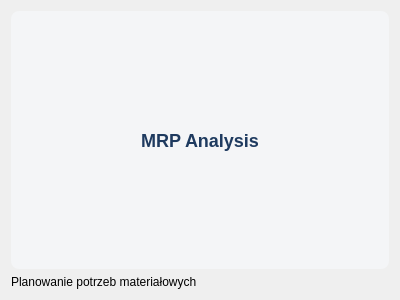
The window that ui/MRPView.ui (MagdaOleksandrTeam/ProductionPlanner) describes before a commit, drawn with Qt 5.
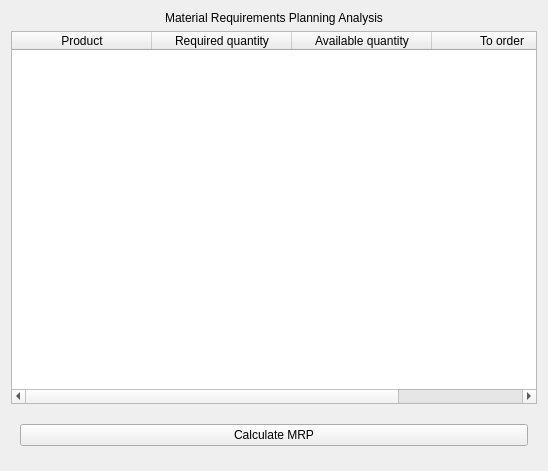
The same window after the commit.

Commit message: added QSS style file, product and machine layout, css adjustments

The edit to the form file:
```diff
--- a/ui/MRPView.ui
+++ b/ui/MRPView.ui
@@ -6,8 +6,8 @@
    <rect>
     <x>0</x>
     <y>0</y>
-    <width>400</width>
-    <height>300</height>
+    <width>548</width>
+    <height>471</height>
    </rect>
   </property>
   <property name="windowTitle">
@@ -17,20 +17,16 @@
    <item>
     <widget class="QLabel" name="title">
      <property name="sizePolicy">
-      <sizepolicy hsizetype="Expanding" vsizetype="Expanding">
+      <sizepolicy hsizetype="Expanding" vsizetype="Fixed">
        <horstretch>0</horstretch>
        <verstretch>0</verstretch>
       </sizepolicy>
      </property>
      <property name="styleSheet">
-      <string notr="true">font-size: 18px;
-font-weight: bold;
-color: #1E3A5F;
-background-color: #F4F5F7;
-border-radius: 8px;</string>
+      <string notr="true"/>
      </property>
      <property name="text">
-      <string>MRP Analysis</string>
+      <string>Material Requirements Planning Analysis</string>
      </property>
      <property name="alignment">
       <set>Qt::AlignmentFlag::AlignCenter</set>
@@ -38,10 +34,61 @@
     </widget>
    </item>
    <item>
-    <widget class="QLabel" name="label_2">
-     <property name="text">
-      <string>Planowanie potrzeb materiałowych</string>
+    <widget class="QTableWidget" name="tableMRP">
+     <property name="editTriggers">
+      <set>QAbstractItemView::EditTrigger::NoEditTriggers</set>
      </property>
+     <property name="selectionBehavior">
+      <enum>QAbstractItemView::SelectionBehavior::SelectRows</enum>
+     </property>
+     <attribute name="horizontalHeaderDefaultSectionSize">
+      <number>140</number>
+     </attribute>
+     <attribute name="horizontalHeaderStretchLastSection">
+      <bool>true</bool>
+     </attribute>
+     <column>
+      <property name="text">
+       <string>Product</string>
+      </property>
+     </column>
+     <column>
+      <property name="text">
+       <string>Required quantity</string>
+      </property>
+     </column>
+     <column>
+      <property name="text">
+       <string>Available quantity</string>
+      </property>
+     </column>
+     <column>
+      <property name="text">
+       <string>To order</string>
+      </property>
+     </column>
+    </widget>
+   </item>
+   <item>
+    <widget class="QWidget" name="widget" native="true">
+     <property name="minimumSize">
+      <size>
+       <width>0</width>
+       <height>50</height>
+      </size>
+     </property>
+     <layout class="QHBoxLayout" name="horizontalLayout">
+      <item>
+       <widget class="QPushButton" name="pushButton_3">
+        <property name="text">
+         <string>Calculate MRP</string>
+        </property>
+        <property name="contentButton" stdset="0">
+         <string>true</string>
+        </property>
+       </widget>
+      </item>
+     </layout>
     </widget>
    </item>
   </layout>
```
Left out of the diff: 6 changed lines with no effect on the pictures. The commit also changes 16 other files.
